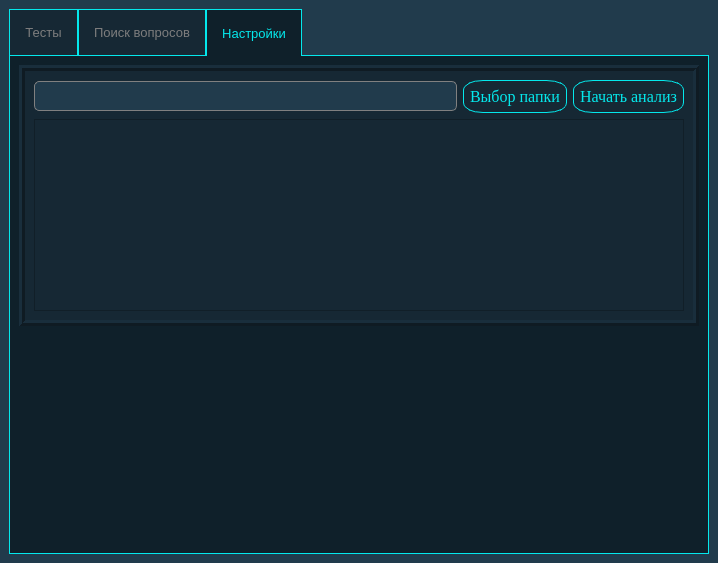
Yarosurafu/ExamHelper, file mainwindow.ui: the form before one commit.
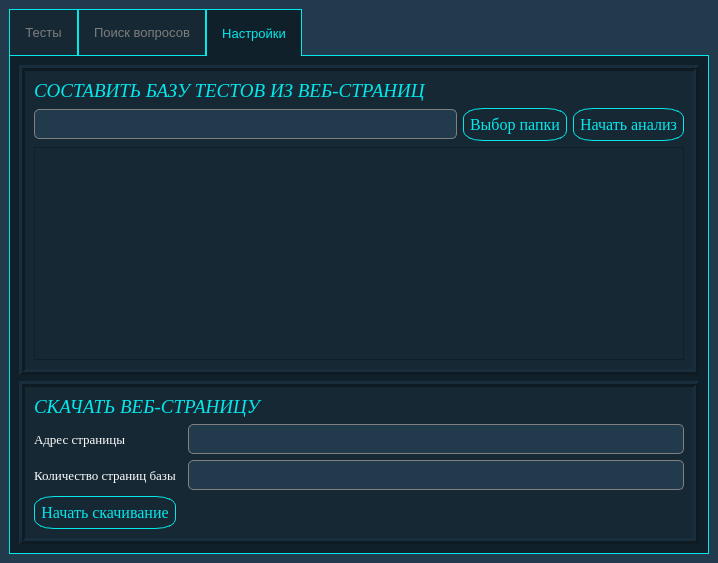
The form after the commit. The open tabs and pages were chosen to show the change. Icons and pictures are not drawn.

Commit message: Added DOWNLOAD-HTML ui

What changed in the file:
```diff
--- a/mainwindow.ui
+++ b/mainwindow.ui
@@ -430,56 +430,7 @@
            <number>3</number>
           </property>
           <layout class="QGridLayout" name="gridLayout_5">
-           <item row="0" column="2">
-            <widget class="QPushButton" name="parseButt">
-             <property name="font">
-              <font>
-               <family>Times New Roman</family>
-               <pointsize>12</pointsize>
-              </font>
-             </property>
-             <property name="cursor">
-              <cursorShape>PointingHandCursor</cursorShape>
-             </property>
-             <property name="styleSheet">
-              <string notr="true">QPushButton{	
-	color: rgb(4, 232, 236);
-	background-color: rgb(22, 40, 52);
-	border: 1px solid rgb(4, 232, 236);
-	padding: 6px;
-	border-radius: 20px 10px;
-}
-
-QPushButton:pressed{
-	color: red;
-	border: 1px solid red;
-	border-radius: 20px 10px;
-}</string>
-             </property>
-             <property name="text">
-              <string>Начать анализ</string>
-             </property>
-            </widget>
-           </item>
-           <item row="0" column="0">
-            <widget class="QLineEdit" name="directoryLine">
-             <property name="styleSheet">
-              <string notr="true">QLineEdit{
-	gridline-color: rgb(4, 232, 236);
-	border: 1px solid rgb(33, 59, 76);	
-	background-color: rgb(33, 59, 76);	
-	color: rgb(255, 255, 255);	
-	selection-background-color: rgb(255, 255, 255);	
-	selection-color: rgb(0, 0, 0);	
-	font: 75 12pt &quot;Times New Roman&quot;;
-	padding: 6px;
-	border: 1px solid grey;
-	border-radius: 5px;
-}</string>
-             </property>
-            </widget>
-           </item>
-           <item row="0" column="1">
+           <item row="2" column="1">
             <widget class="QPushButton" name="pickFileButt">
              <property name="font">
               <font>
@@ -510,7 +461,7 @@
              </property>
             </widget>
            </item>
-           <item row="1" column="0" colspan="3">
+           <item row="3" column="0" colspan="3">
             <widget class="QTextBrowser" name="debugWindow">
              <property name="styleSheet">
               <string notr="true">QTextBrowser{
@@ -519,21 +470,222 @@
              </property>
             </widget>
            </item>
+           <item row="2" column="2">
+            <widget class="QPushButton" name="parseButt">
+             <property name="font">
+              <font>
+               <family>Times New Roman</family>
+               <pointsize>12</pointsize>
+              </font>
+             </property>
+             <property name="cursor">
+              <cursorShape>PointingHandCursor</cursorShape>
+             </property>
+             <property name="styleSheet">
+              <string notr="true">QPushButton{	
+	color: rgb(4, 232, 236);
+	background-color: rgb(22, 40, 52);
+	border: 1px solid rgb(4, 232, 236);
+	padding: 6px;
+	border-radius: 20px 10px;
+}
+
+QPushButton:pressed{
+	color: red;
+	border: 1px solid red;
+	border-radius: 20px 10px;
+}</string>
+             </property>
+             <property name="text">
+              <string>Начать анализ</string>
+             </property>
+            </widget>
+           </item>
+           <item row="2" column="0">
+            <widget class="QLineEdit" name="directoryLine">
+             <property name="styleSheet">
+              <string notr="true">QLineEdit{
+	gridline-color: rgb(4, 232, 236);
+	border: 1px solid rgb(33, 59, 76);	
+	background-color: rgb(33, 59, 76);	
+	color: rgb(255, 255, 255);	
+	selection-background-color: rgb(255, 255, 255);	
+	selection-color: rgb(0, 0, 0);	
+	font: 75 12pt &quot;Times New Roman&quot;;
+	padding: 6px;
+	border: 1px solid grey;
+	border-radius: 5px;
+}</string>
+             </property>
+            </widget>
+           </item>
+           <item row="1" column="0" colspan="2">
+            <widget class="QLabel" name="label_4">
+             <property name="font">
+              <font>
+               <family>Times New Roman</family>
+               <pointsize>14</pointsize>
+               <italic>true</italic>
+              </font>
+             </property>
+             <property name="styleSheet">
+              <string notr="true">QLabel{
+	color: rgb(4, 232, 236);
+	text-align: center;
+}</string>
+             </property>
+             <property name="text">
+              <string>СОСТАВИТЬ БАЗУ ТЕСТОВ ИЗ ВЕБ-СТРАНИЦ</string>
+             </property>
+            </widget>
+           </item>
           </layout>
          </widget>
         </item>
         <item row="1" column="0">
-         <spacer name="verticalSpacer_4">
-          <property name="orientation">
-           <enum>Qt::Vertical</enum>
+         <widget class="QFrame" name="frame_3">
+          <property name="styleSheet">
+           <string notr="true">QFrame{
+	
+	background-color: ;
+	background-color: rgb(22, 40, 52);
+}</string>
           </property>
-          <property name="sizeHint" stdset="0">
-           <size>
-            <width>20</width>
-            <height>40</height>
-           </size>
+          <property name="frameShape">
+           <enum>QFrame::Box</enum>
           </property>
-         </spacer>
+          <property name="frameShadow">
+           <enum>QFrame::Raised</enum>
+          </property>
+          <property name="lineWidth">
+           <number>3</number>
+          </property>
+          <layout class="QGridLayout" name="gridLayout_6">
+           <item row="0" column="0" colspan="3">
+            <widget class="QLabel" name="label_3">
+             <property name="font">
+              <font>
+               <family>Times New Roman</family>
+               <pointsize>14</pointsize>
+               <italic>true</italic>
+              </font>
+             </property>
+             <property name="styleSheet">
+              <string notr="true">QLabel{
+	color: rgb(4, 232, 236);
+	text-align: center;
+}</string>
+             </property>
+             <property name="text">
+              <string>СКАЧАТЬ ВЕБ-СТРАНИЦУ</string>
+             </property>
+            </widget>
+           </item>
+           <item row="1" column="0">
+            <widget class="QLabel" name="label">
+             <property name="font">
+              <font>
+               <family>Times New Roman</family>
+               <pointsize>10</pointsize>
+              </font>
+             </property>
+             <property name="styleSheet">
+              <string notr="true">QLabel{
+	color: rgb(255, 255, 255);
+}</string>
+             </property>
+             <property name="text">
+              <string>Адрес страницы</string>
+             </property>
+            </widget>
+           </item>
+           <item row="2" column="0">
+            <widget class="QLabel" name="label_2">
+             <property name="font">
+              <font>
+               <family>Times New Roman</family>
+               <pointsize>10</pointsize>
+              </font>
+             </property>
+             <property name="styleSheet">
+              <string notr="true">QLabel{
+	color: rgb(255, 255, 255);
+}</string>
+             </property>
+             <property name="text">
+              <string>Количество страниц базы</string>
+             </property>
+            </widget>
+           </item>
+           <item row="1" column="2">
+            <widget class="QLineEdit" name="lineEdit">
+             <property name="styleSheet">
+              <string notr="true">QLineEdit{
+	gridline-color: rgb(4, 232, 236);
+	border: 1px solid rgb(33, 59, 76);	
+	background-color: rgb(33, 59, 76);	
+	color: rgb(255, 255, 255);	
+	selection-background-color: rgb(255, 255, 255);	
+	selection-color: rgb(0, 0, 0);	
+	font: 75 12pt &quot;Times New Roman&quot;;
+	padding: 6px;
+	border: 1px solid grey;
+	border-radius: 5px;
+}</string>
+             </property>
+            </widget>
+           </item>
+           <item row="2" column="2">
+            <widget class="QLineEdit" name="lineEdit_2">
+             <property name="styleSheet">
+              <string notr="true">QLineEdit{
+	gridline-color: rgb(4, 232, 236);
+	border: 1px solid rgb(33, 59, 76);	
+	background-color: rgb(33, 59, 76);	
+	color: rgb(255, 255, 255);	
+	selection-background-color: rgb(255, 255, 255);	
+	selection-color: rgb(0, 0, 0);	
+	font: 75 12pt &quot;Times New Roman&quot;;
+	padding: 6px;
+	border: 1px solid grey;
+	border-radius: 5px;
+}</string>
+             </property>
+            </widget>
+           </item>
+           <item row="3" column="0">
+            <widget class="QPushButton" name="pushButton">
+             <property name="font">
+              <font>
+               <family>Times New Roman</family>
+               <pointsize>12</pointsize>
+              </font>
+             </property>
+             <property name="cursor">
+              <cursorShape>PointingHandCursor</cursorShape>
+             </property>
+             <property name="styleSheet">
+              <string notr="true">QPushButton{	
+	color: rgb(4, 232, 236);
+	background-color: rgb(22, 40, 52);
+	border: 1px solid rgb(4, 232, 236);
+	padding: 6px;
+	border-radius: 20px 10px;
+}
+
+QPushButton:pressed{
+	color: red;
+	border: 1px solid red;
+	border-radius: 20px 10px;
+}</string>
+             </property>
+             <property name="text">
+              <string>Начать скачивание</string>
+             </property>
+            </widget>
+           </item>
+          </layout>
+         </widget>
         </item>
        </layout>
       </widget>
```
Left out of the diff: 2 changed lines with no effect on the pictures.
